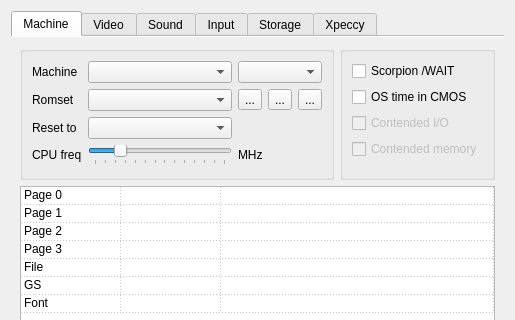
Old version of the form ui/setupwin.ui in the repository samstyle/Xpeccy; both pictures show x 0 to 515 and y 0 to 320 of the 515 by 462 pixel window.
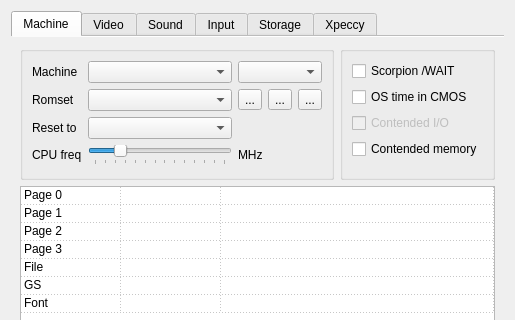
New version of the form. Icons and pictures are not drawn.

```diff
--- a/ui/setupwin.ui
+++ b/ui/setupwin.ui
@@ -239,9 +239,6 @@
               </item>
               <item>
                <widget class="QCheckBox" name="contMem">
-                <property name="enabled">
-                 <bool>false</bool>
-                </property>
                 <property name="text">
                  <string>Contended memory</string>
                 </property>
```
